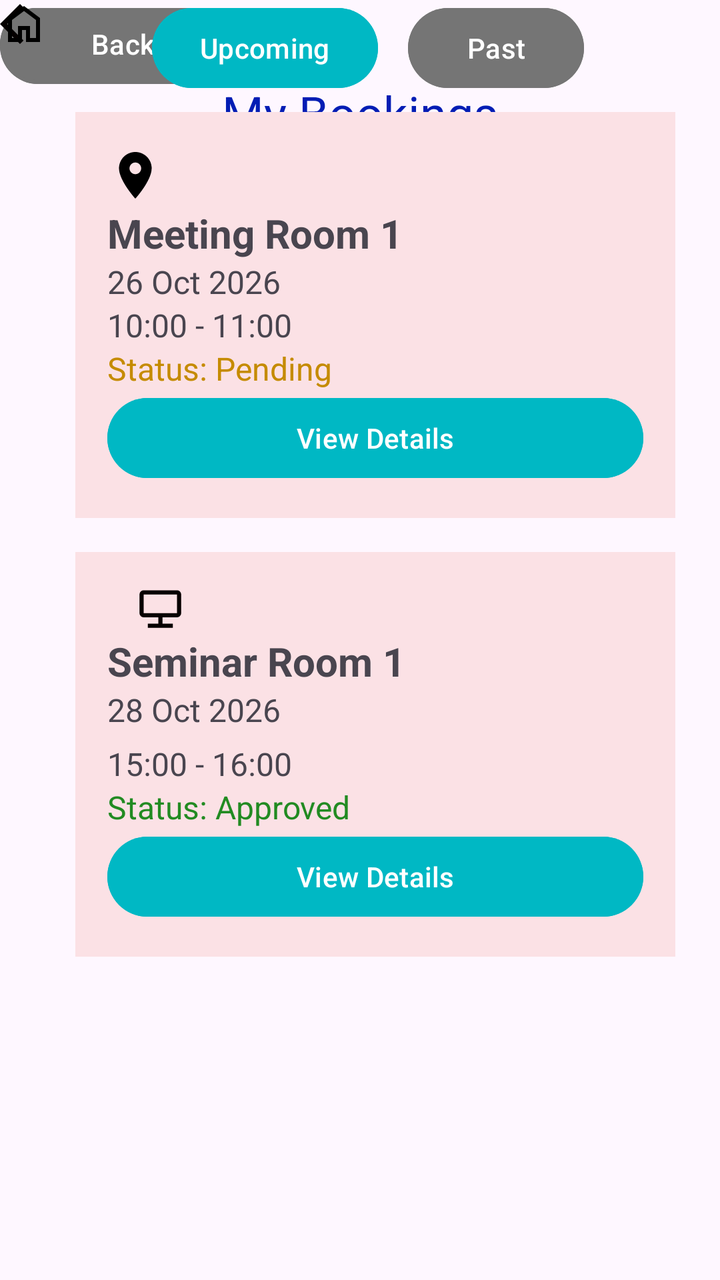
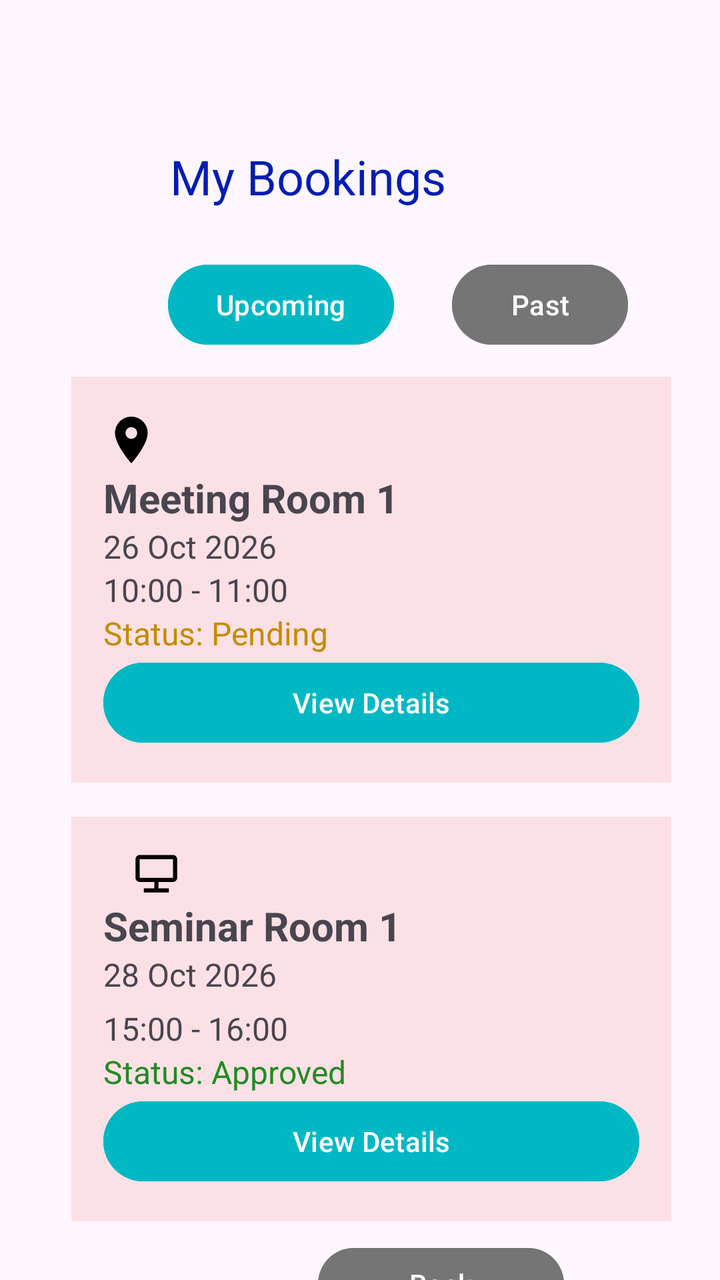

Screens rendered from an Android XML layout before and after an edit, with the pre-edit source and the edit as a unified diff.
<!-- AndroidManifest.xml: application theme Theme.OfficeSpaceBooking -->
<!-- res/layout/activity_my_bookings.xml -->
<?xml version="1.0" encoding="utf-8"?>
<androidx.constraintlayout.widget.ConstraintLayout xmlns:android="http://schemas.android.com/apk/res/android"
    xmlns:app="http://schemas.android.com/apk/res-auto"
    xmlns:tools="http://schemas.android.com/tools"
    android:id="@+id/main"
    android:layout_width="match_parent"
    android:layout_height="match_parent"
    tools:context=".MyBookingsActivity">

    <Button
        android:id="@+id/btnReturntoHome3"
        android:layout_width="163dp"
        android:layout_height="46dp"
        android:backgroundTint="#757575"
        android:text="Return to Home"
        tools:layout_editor_absoluteX="149dp"
        tools:layout_editor_absoluteY="642dp" />

    <Button
        android:id="@+id/btnBack4"
        android:layout_width="123dp"
        android:layout_height="44dp"
        android:backgroundTint="#757575"
        android:text="Back"
        tools:layout_editor_absoluteX="165dp"
        tools:layout_editor_absoluteY="586dp" />

    <LinearLayout
        android:id="@+id/layoutBooking1"
        android:layout_width="300dp"
        android:layout_height="wrap_content"
        android:layout_marginTop="228dp"
        android:background="#FBE1E5"
        android:orientation="vertical"
        android:padding="16dp"
        app:layout_constraintEnd_toEndOf="parent"
        app:layout_constraintHorizontal_bias="0.63"
        app:layout_constraintStart_toStartOf="parent"
        app:layout_constraintTop_toBottomOf="@+id/btnPast">

        <ImageView
            android:id="@+id/imageView39"
            android:layout_width="53dp"
            android:layout_height="25dp"
            android:tint="#070000"
            app:srcCompat="@drawable/jamboard_kiosk_24dp_ffffff_fill0_wght400_grad0_opsz24" />

        <TextView
            android:id="@+id/txtBookingRoom2"
            android:layout_width="match_parent"
            android:layout_height="wrap_content"
            android:text="Seminar Room 1"
            android:textSize="20sp"
            android:textStyle="bold" />

        <TextView
            android:id="@+id/txtBookingDate2"
            android:layout_width="match_parent"
            android:layout_height="27dp"
            android:text="28 Oct 2026"
            android:textSize="16sp" />

        <TextView
            android:id="@+id/txtBookingTime2"
            android:layout_width="match_parent"
            android:layout_height="wrap_content"
            android:text="15:00 - 16:00"
            android:textSize="16sp" />

        <TextView
            android:id="@+id/txtBookingStatus2"
            android:layout_width="match_parent"
            android:layout_height="wrap_content"
            android:text="Status: Approved"
            android:textColor="#228B22"
            android:textSize="16sp" />

        <Button
            android:id="@+id/btnCancelBooking1"
            android:layout_width="match_parent"
            android:layout_height="wrap_content"
            android:backgroundTint="#00B8C4"
            android:text="View Details" />

    </LinearLayout>

    <TextView
        android:id="@+id/txtMyBookingsTitle"
        android:layout_width="wrap_content"
        android:layout_height="wrap_content"
        android:layout_marginTop="40dp"
        android:text="My Bookings"
        android:textAllCaps="false"
        android:textColor="#031DB4"
        android:textSize="24sp"
        app:layout_constraintEnd_toEndOf="parent"
        app:layout_constraintStart_toStartOf="parent"
        app:layout_constraintTop_toTopOf="parent" />

    <LinearLayout
        android:id="@+id/layoutBooking1"
        android:layout_width="300dp"
        android:layout_height="wrap_content"
        android:layout_marginTop="8dp"
        android:background="#FBE1E5"
        android:orientation="vertical"
        android:padding="16dp"
        app:layout_constraintEnd_toEndOf="parent"
        app:layout_constraintHorizontal_bias="0.63"
        app:layout_constraintStart_toStartOf="parent"
        app:layout_constraintTop_toBottomOf="@+id/btnPast">

        <ImageView
            android:id="@+id/imageView38"
            android:layout_width="28dp"
            android:layout_height="31dp"
            app:srcCompat="@drawable/room" />

        <TextView
            android:id="@+id/txtBookingRoom2"
            android:layout_width="match_parent"
            android:layout_height="wrap_content"
            android:text="Meeting Room 1"
            android:textSize="20sp"
            android:textStyle="bold" />

        <TextView
            android:id="@+id/txtBookingDate2"
            android:layout_width="match_parent"
            android:layout_height="wrap_content"
            android:text="26 Oct 2026"
            android:textSize="16sp" />

        <TextView
            android:id="@+id/txtBookingTime2"
            android:layout_width="match_parent"
            android:layout_height="wrap_content"
            android:text="10:00 - 11:00"
            android:textSize="16sp" />

        <TextView
            android:id="@+id/txtBookingStatus2"
            android:layout_width="match_parent"
            android:layout_height="wrap_content"
            android:text="Status: Pending"
            android:textColor="#C58B00"
            android:textSize="16sp" />

        <Button
            android:id="@+id/btnCancelBooking1"
            android:layout_width="match_parent"
            android:layout_height="wrap_content"
            android:backgroundTint="#00B8C4"
            android:text="View Details" />

    </LinearLayout>

    <Button
        android:id="@+id/btnPast"
        android:layout_width="wrap_content"
        android:layout_height="wrap_content"
        android:layout_marginEnd="68dp"
        android:backgroundTint="#757575"
        android:text="Past"
        app:layout_constraintEnd_toEndOf="parent"
        tools:layout_editor_absoluteY="106dp" />

    <Button
        android:id="@+id/btnUpcoming"
        android:layout_width="wrap_content"
        android:layout_height="wrap_content"
        android:layout_marginStart="76dp"
        android:backgroundTint="#00B8C4"
        android:text="Upcoming"
        app:layout_constraintStart_toStartOf="parent"
        tools:layout_editor_absoluteY="106dp" />

    <ImageView
        android:id="@+id/imageView40"
        android:layout_width="wrap_content"
        android:layout_height="wrap_content"
        android:tint="#050000"
        app:srcCompat="@drawable/outline_arrow_back_ios_24"
        tools:layout_editor_absoluteX="178dp"
        tools:layout_editor_absoluteY="596dp" />

    <ImageView
        android:id="@+id/imageView41"
        android:layout_width="wrap_content"
        android:layout_height="wrap_content"
        app:srcCompat="@drawable/outline_home_24"
        tools:layout_editor_absoluteX="154dp"
        tools:layout_editor_absoluteY="652dp" />

</androidx.constraintlayout.widget.ConstraintLayout>
<!-- resources referenced by this layout -->
<resources>
  <!-- drawable jamboard_kiosk_24dp_ffffff_fill0_wght400_grad0_opsz24 (drawable) -->
  <vector xmlns:android="http://schemas.android.com/apk/res/android"
      android:width="24dp"
      android:height="24dp"
      android:viewportWidth="24"
      android:viewportHeight="24">
    <path
        android:pathData="M6,21L6,19h5L11,16L4,16q-0.82,0 -1.41,-0.59T2,14L2,5Q2,4.17 2.59,3.59T4,3L20,3q0.83,0 1.41,0.59T22,5v9q0,0.82 -0.59,1.41T20,16L13,16v3h5v2L6,21ZM4,14L20,14L20,5L4,5v9ZM4,14L4,5v9Z"
        android:fillColor="#ffffff"/>
  </vector>
  <!-- drawable outline_arrow_back_ios_24 (drawable) -->
  <vector xmlns:android="http://schemas.android.com/apk/res/android" android:autoMirrored="true" android:height="24dp" android:tint="#FFFFFF" android:viewportHeight="960" android:viewportWidth="960" android:width="24dp">
        
      <path android:fillColor="@android:color/white" android:pathData="M400,880L0,480L400,80L471,151L142,480L471,809L400,880Z"/>
      
  </vector>
  <!-- drawable outline_home_24 (drawable) -->
  <vector xmlns:android="http://schemas.android.com/apk/res/android" android:height="24dp" android:tint="#000000" android:viewportHeight="960" android:viewportWidth="960" android:width="24dp">
        
      <path android:fillColor="@android:color/white" android:pathData="M240,760L360,760L360,520L600,520L600,760L720,760L720,400L480,220L240,400L240,760ZM160,840L160,360L480,120L800,360L800,840L520,840L520,600L440,600L440,840L160,840ZM480,490L480,490L480,490L480,490L480,490L480,490L480,490L480,490L480,490Z"/>
      
  </vector>
  <!-- drawable room (drawable) -->
  <vector xmlns:android="http://schemas.android.com/apk/res/android" android:height="240dp" android:tint="#000000" android:viewportHeight="24" android:viewportWidth="24" android:width="240dp">
        
      <path android:fillColor="@android:color/white" android:pathData="M12,2C8.13,2 5,5.13 5,9c0,5.25 7,13 7,13s7,-7.75 7,-13c0,-3.87 -3.13,-7 -7,-7zM12,11.5c-1.38,0 -2.5,-1.12 -2.5,-2.5s1.12,-2.5 2.5,-2.5 2.5,1.12 2.5,2.5 -1.12,2.5 -2.5,2.5z"/>
      
  </vector>
  <style name="Theme.OfficeSpaceBooking" parent="Base.Theme.OfficeSpaceBooking" />
  <style name="Base.Theme.OfficeSpaceBooking" parent="Theme.Material3.DayNight.NoActionBar">
          
          
      </style>
</resources>

<!-- the commit's change to res/layout/activity_my_bookings.xml (unified diff, before → after) -->
@@ -8,33 +8,154 @@
     tools:context=".MyBookingsActivity">
 
     <Button
-        android:id="@+id/btnReturntoHome3"
-        android:layout_width="163dp"
-        android:layout_height="46dp"
-        android:backgroundTint="#757575"
-        android:text="Return to Home"
-        tools:layout_editor_absoluteX="149dp"
-        tools:layout_editor_absoluteY="642dp" />
-
-    <Button
         android:id="@+id/btnBack4"
         android:layout_width="123dp"
         android:layout_height="44dp"
+        android:layout_marginStart="159dp"
+        android:layout_marginTop="620dp"
+        android:layout_marginEnd="129dp"
         android:backgroundTint="#757575"
         android:text="Back"
-        tools:layout_editor_absoluteX="165dp"
-        tools:layout_editor_absoluteY="586dp" />
+        app:layout_constraintEnd_toEndOf="parent"
+        app:layout_constraintHorizontal_bias="0.0"
+        app:layout_constraintStart_toStartOf="parent"
+        app:layout_constraintTop_toTopOf="parent" />
+
+    <ImageView
+        android:id="@+id/imageView40"
+        android:layout_width="wrap_content"
+        android:layout_height="wrap_content"
+        android:layout_marginStart="172dp"
+        android:layout_marginTop="636dp"
+        android:layout_marginEnd="215dp"
+        android:tint="#050000"
+        app:layout_constraintEnd_toEndOf="parent"
+        app:layout_constraintHorizontal_bias="0.0"
+        app:layout_constraintStart_toStartOf="parent"
+        app:layout_constraintTop_toTopOf="parent"
+        app:srcCompat="@drawable/outline_arrow_back_ios_24" />
+
+    <Button
+        android:id="@+id/btnReturntoHome3"
+        android:layout_width="165dp"
+        android:layout_height="47dp"
+        android:layout_marginTop="20dp"
+        android:backgroundTint="#757575"
+        android:text="Return to Home"
+        android:visibility="visible"
+        app:layout_constraintEnd_toEndOf="parent"
+        app:layout_constraintHorizontal_bias="0.552"
+        app:layout_constraintStart_toStartOf="parent"
+        app:layout_constraintTop_toBottomOf="@+id/btnBack4" />
+
+    <TextView
+        android:id="@+id/txtMyBookingsTitle"
+        android:layout_width="wrap_content"
+        android:layout_height="wrap_content"
+        android:layout_marginStart="136dp"
+        android:layout_marginTop="72dp"
+        android:layout_marginEnd="137dp"
+        android:text="My Bookings"
+        android:textAllCaps="false"
+        android:textColor="#031DB4"
+        android:textSize="24sp"
+        android:visibility="visible"
+        app:layout_constraintEnd_toEndOf="parent"
+        app:layout_constraintHorizontal_bias="1.0"
+        app:layout_constraintStart_toStartOf="parent"
+        app:layout_constraintTop_toTopOf="parent" />
 
     <LinearLayout
         android:id="@+id/layoutBooking1"
         android:layout_width="300dp"
         android:layout_height="wrap_content"
-        android:layout_marginTop="228dp"
+        android:layout_marginTop="12dp"
         android:background="#FBE1E5"
         android:orientation="vertical"
         android:padding="16dp"
         app:layout_constraintEnd_toEndOf="parent"
-        app:layout_constraintHorizontal_bias="0.63"
+        app:layout_constraintHorizontal_bias="0.594"
+        app:layout_constraintStart_toStartOf="parent"
+        app:layout_constraintTop_toBottomOf="@+id/btnPast">
+
+        <ImageView
+            android:id="@+id/imageView38"
+            android:layout_width="28dp"
+            android:layout_height="31dp"
+            app:srcCompat="@drawable/room" />
+
+        <TextView
+            android:id="@+id/txtBookingRoom2"
+            android:layout_width="match_parent"
+            android:layout_height="wrap_content"
+            android:text="Meeting Room 1"
+            android:textSize="20sp"
+            android:textStyle="bold" />
+
+        <TextView
+            android:id="@+id/txtBookingDate2"
+            android:layout_width="match_parent"
+            android:layout_height="wrap_content"
+            android:text="26 Oct 2026"
+            android:textSize="16sp" />
+
+        <TextView
+            android:id="@+id/txtBookingTime2"
+            android:layout_width="match_parent"
+            android:layout_height="wrap_content"
+            android:text="10:00 - 11:00"
+            android:textSize="16sp" />
+
+        <TextView
+            android:id="@+id/txtBookingStatus2"
+            android:layout_width="match_parent"
+            android:layout_height="wrap_content"
+            android:text="Status: Pending"
+            android:textColor="#C58B00"
+            android:textSize="16sp" />
+
+        <Button
+            android:id="@+id/btnCancelBooking1"
+            android:layout_width="match_parent"
+            android:layout_height="wrap_content"
+            android:backgroundTint="#00B8C4"
+            android:text="View Details" />
+
+    </LinearLayout>
+
+    <Button
+        android:id="@+id/btnUpcoming"
+        android:layout_width="wrap_content"
+        android:layout_height="wrap_content"
+        android:layout_marginStart="84dp"
+        android:layout_marginTop="24dp"
+        android:backgroundTint="#00B8C4"
+        android:text="Upcoming"
+        app:layout_constraintStart_toStartOf="parent"
+        app:layout_constraintTop_toBottomOf="@+id/txtMyBookingsTitle" />
+
+    <Button
+        android:id="@+id/btnPast"
+        android:layout_width="wrap_content"
+        android:layout_height="wrap_content"
+        android:layout_marginTop="24dp"
+        android:backgroundTint="#757575"
+        android:text="Past"
+        app:layout_constraintEnd_toEndOf="parent"
+        app:layout_constraintHorizontal_bias="0.388"
+        app:layout_constraintStart_toEndOf="@+id/btnUpcoming"
+        app:layout_constraintTop_toBottomOf="@+id/txtMyBookingsTitle" />
+
+    <LinearLayout
+        android:id="@+id/layoutBooking1"
+        android:layout_width="300dp"
+        android:layout_height="wrap_content"
+        android:layout_marginTop="232dp"
+        android:background="#FBE1E5"
+        android:orientation="vertical"
+        android:padding="16dp"
+        app:layout_constraintEnd_toEndOf="parent"
+        app:layout_constraintHorizontal_bias="0.594"
         app:layout_constraintStart_toStartOf="parent"
         app:layout_constraintTop_toBottomOf="@+id/btnPast">
 
@@ -84,112 +205,16 @@
 
     </LinearLayout>
 
-    <TextView
-        android:id="@+id/txtMyBookingsTitle"
-        android:layout_width="wrap_content"
-        android:layout_height="wrap_content"
-        android:layout_marginTop="40dp"
-        android:text="My Bookings"
-        android:textAllCaps="false"
-        android:textColor="#031DB4"
-        android:textSize="24sp"
-        app:layout_constraintEnd_toEndOf="parent"
-        app:layout_constraintStart_toStartOf="parent"
-        app:layout_constraintTop_toTopOf="parent" />
-
-    <LinearLayout
-        android:id="@+id/layoutBooking1"
-        android:layout_width="300dp"
-        android:layout_height="wrap_content"
-        android:layout_marginTop="8dp"
-        android:background="#FBE1E5"
-        android:orientation="vertical"
-        android:padding="16dp"
-        app:layout_constraintEnd_toEndOf="parent"
-        app:layout_constraintHorizontal_bias="0.63"
-        app:layout_constraintStart_toStartOf="parent"
-        app:layout_constraintTop_toBottomOf="@+id/btnPast">
-
-        <ImageView
-            android:id="@+id/imageView38"
-            android:layout_width="28dp"
-            android:layout_height="31dp"
-            app:srcCompat="@drawable/room" />
-
-        <TextView
-            android:id="@+id/txtBookingRoom2"
-            android:layout_width="match_parent"
-            android:layout_height="wrap_content"
-            android:text="Meeting Room 1"
-            android:textSize="20sp"
-            android:textStyle="bold" />
-
-        <TextView
-            android:id="@+id/txtBookingDate2"
-            android:layout_width="match_parent"
-            android:layout_height="wrap_content"
-            android:text="26 Oct 2026"
-            android:textSize="16sp" />
-
-        <TextView
-            android:id="@+id/txtBookingTime2"
-            android:layout_width="match_parent"
-            android:layout_height="wrap_content"
-            android:text="10:00 - 11:00"
-            android:textSize="16sp" />
-
-        <TextView
-            android:id="@+id/txtBookingStatus2"
-            android:layout_width="match_parent"
-            android:layout_height="wrap_content"
-            android:text="Status: Pending"
-            android:textColor="#C58B00"
-            android:textSize="16sp" />
-
-        <Button
-            android:id="@+id/btnCancelBooking1"
-            android:layout_width="match_parent"
-            android:layout_height="wrap_content"
-            android:backgroundTint="#00B8C4"
-            android:text="View Details" />
-
-    </LinearLayout>
-
-    <Button
-        android:id="@+id/btnPast"
-        android:layout_width="wrap_content"
-        android:layout_height="wrap_content"
-        android:layout_marginEnd="68dp"
-        android:backgroundTint="#757575"
-        android:text="Past"
-        app:layout_constraintEnd_toEndOf="parent"
-        tools:layout_editor_absoluteY="106dp" />
-
-    <Button
-        android:id="@+id/btnUpcoming"
-        android:layout_width="wrap_content"
-        android:layout_height="wrap_content"
-        android:layout_marginStart="76dp"
-        android:backgroundTint="#00B8C4"
-        android:text="Upcoming"
-        app:layout_constraintStart_toStartOf="parent"
-        tools:layout_editor_absoluteY="106dp" />
-
     <ImageView
-        android:id="@+id/imageView40"
-        android:layout_width="wrap_content"
-        android:layout_height="wrap_content"
-        android:tint="#050000"
-        app:srcCompat="@drawable/outline_arrow_back_ios_24"
-        tools:layout_editor_absoluteX="178dp"
-        tools:layout_editor_absoluteY="596dp" />
-
-    <ImageView
-        android:id="@+id/imageView41"
-        android:layout_width="wrap_content"
-        android:layout_height="wrap_content"
-        app:srcCompat="@drawable/outline_home_24"
-        tools:layout_editor_absoluteX="154dp"
-        tools:layout_editor_absoluteY="652dp" />
+        android:id="@+id/imageView14"
+        android:layout_width="wrap_content"
+        android:layout_height="wrap_content"
+        android:layout_marginStart="148dp"
+        android:layout_marginTop="691dp"
+        android:layout_marginEnd="239dp"
+        app:layout_constraintEnd_toEndOf="parent"
+        app:layout_constraintStart_toStartOf="parent"
+        app:layout_constraintTop_toTopOf="parent"
+        app:srcCompat="@drawable/outline_home_24" />
 
 </androidx.constraintlayout.widget.ConstraintLayout>
